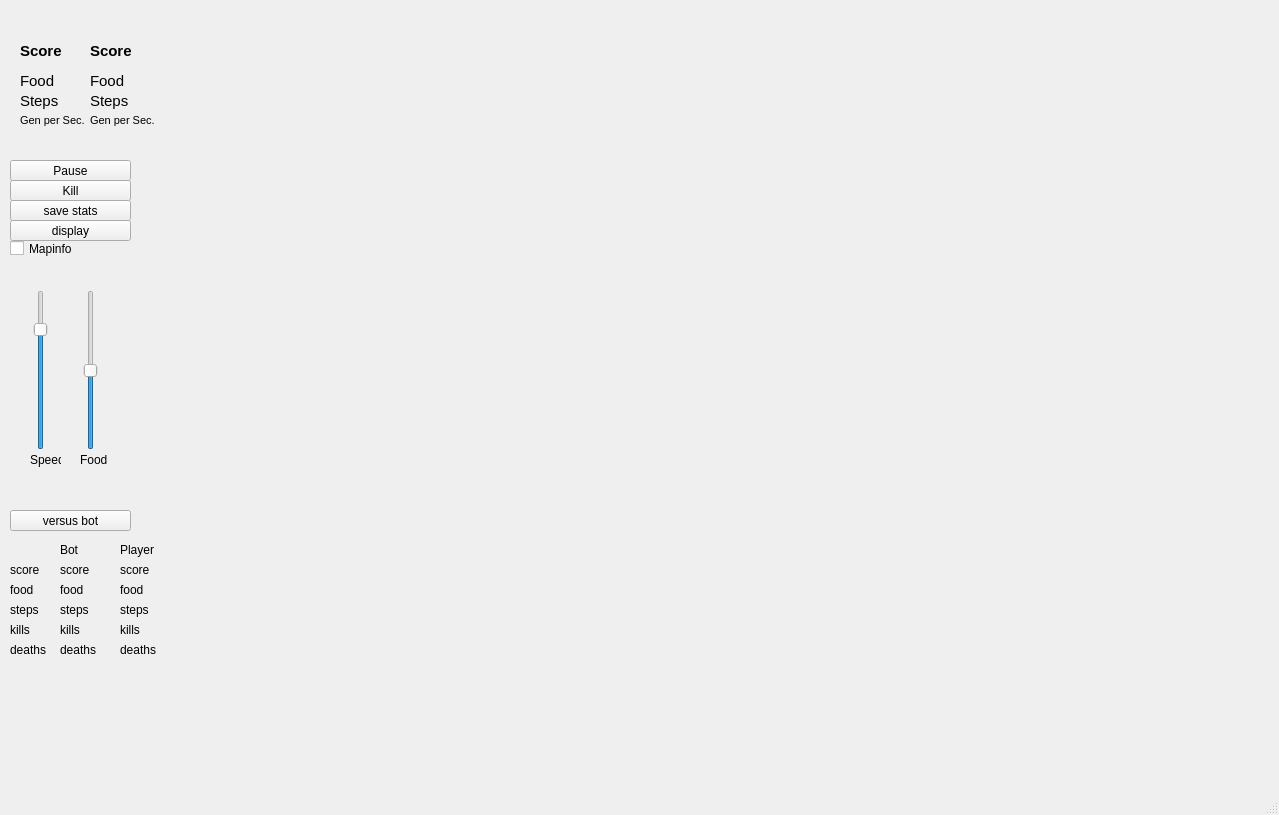
Qt form examples/Snake/snake.ui (KROIA/Neural-net) before a commit.
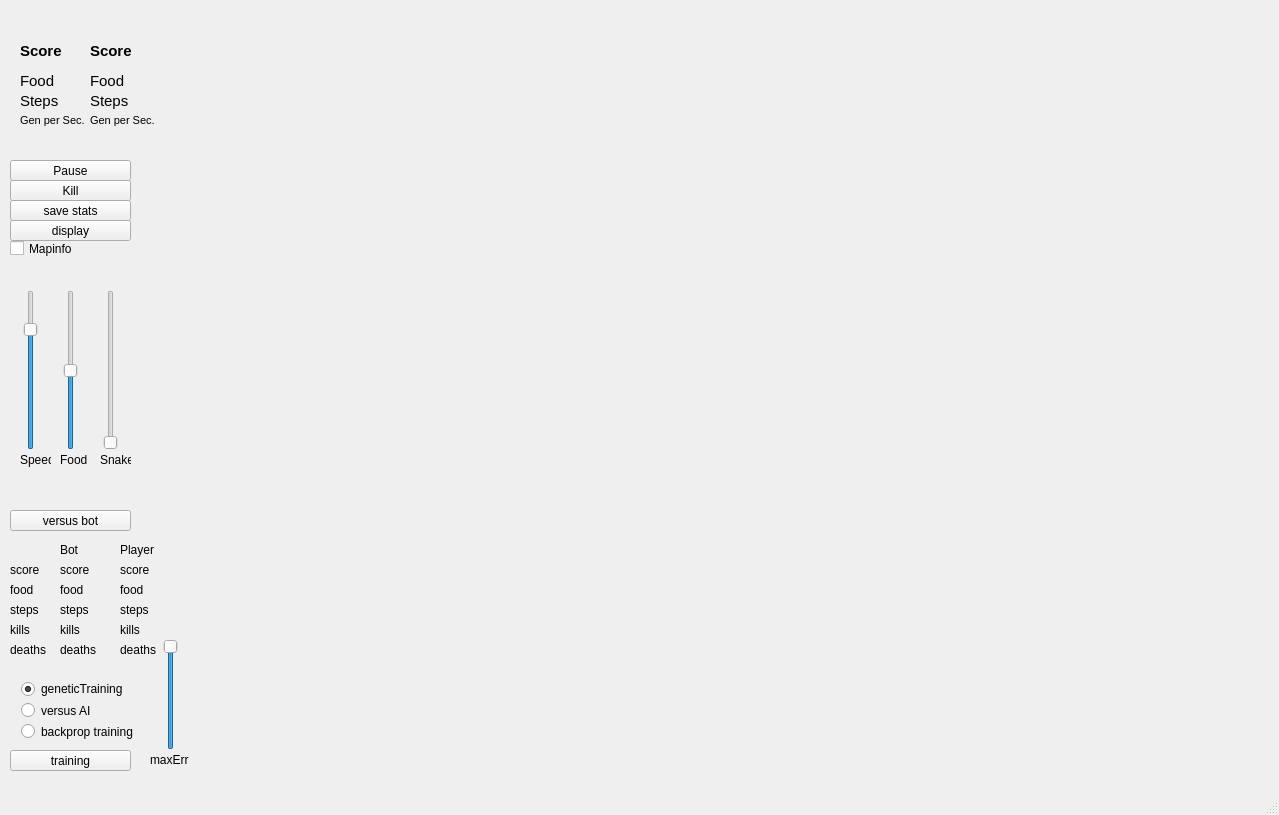
The same form after that commit.

```diff
--- a/examples/Snake/snake.ui
+++ b/examples/Snake/snake.ui
@@ -137,7 +137,7 @@
    <widget class="QSlider" name="speed_slider">
     <property name="geometry">
      <rect>
-      <x>30</x>
+      <x>20</x>
       <y>290</y>
       <width>22</width>
       <height>160</height>
@@ -162,7 +162,7 @@
    <widget class="QLabel" name="label_3">
     <property name="geometry">
      <rect>
-      <x>30</x>
+      <x>20</x>
       <y>450</y>
       <width>31</width>
       <height>20</height>
@@ -175,7 +175,7 @@
    <widget class="QSlider" name="food_slider">
     <property name="geometry">
      <rect>
-      <x>80</x>
+      <x>60</x>
       <y>290</y>
       <width>22</width>
       <height>160</height>
@@ -200,7 +200,7 @@
    <widget class="QLabel" name="label_4">
     <property name="geometry">
      <rect>
-      <x>80</x>
+      <x>60</x>
       <y>450</y>
       <width>31</width>
       <height>20</height>
@@ -567,6 +567,137 @@
      <string>Mapinfo</string>
     </property>
    </widget>
+   <widget class="QWidget" name="verticalLayoutWidget">
+    <property name="geometry">
+     <rect>
+      <x>10</x>
+      <y>670</y>
+      <width>141</width>
+      <height>80</height>
+     </rect>
+    </property>
+    <layout class="QVBoxLayout" name="verticalLayout">
+     <item>
+      <widget class="QRadioButton" name="geneticTraining_radioButton">
+       <property name="text">
+        <string>geneticTraining</string>
+       </property>
+       <property name="checked">
+        <bool>true</bool>
+       </property>
+      </widget>
+     </item>
+     <item>
+      <widget class="QRadioButton" name="versusAI_radioButton">
+       <property name="text">
+        <string>versus AI</string>
+       </property>
+      </widget>
+     </item>
+     <item>
+      <widget class="QRadioButton" name="backpropTraining_radioButton">
+       <property name="text">
+        <string>backprop training</string>
+       </property>
+      </widget>
+     </item>
+    </layout>
+   </widget>
+   <widget class="QPushButton" name="backpropTraining_pushButton">
+    <property name="geometry">
+     <rect>
+      <x>10</x>
+      <y>750</y>
+      <width>121</width>
+      <height>21</height>
+     </rect>
+    </property>
+    <property name="text">
+     <string>training</string>
+    </property>
+   </widget>
+   <widget class="QSlider" name="selectedSnake_slider">
+    <property name="geometry">
+     <rect>
+      <x>100</x>
+      <y>290</y>
+      <width>22</width>
+      <height>160</height>
+     </rect>
+    </property>
+    <property name="minimum">
+     <number>1</number>
+    </property>
+    <property name="maximum">
+     <number>100</number>
+    </property>
+    <property name="singleStep">
+     <number>1</number>
+    </property>
+    <property name="pageStep">
+     <number>1</number>
+    </property>
+    <property name="value">
+     <number>1</number>
+    </property>
+    <property name="orientation">
+     <enum>Qt::Vertical</enum>
+    </property>
+   </widget>
+   <widget class="QLabel" name="label_12">
+    <property name="geometry">
+     <rect>
+      <x>100</x>
+      <y>450</y>
+      <width>31</width>
+      <height>20</height>
+     </rect>
+    </property>
+    <property name="text">
+     <string>Snake</string>
+    </property>
+   </widget>
+   <widget class="QLabel" name="label_13">
+    <property name="geometry">
+     <rect>
+      <x>150</x>
+      <y>750</y>
+      <width>41</width>
+      <height>20</height>
+     </rect>
+    </property>
+    <property name="text">
+     <string>maxErr</string>
+    </property>
+   </widget>
+   <widget class="QSlider" name="maxError_slider">
+    <property name="geometry">
+     <rect>
+      <x>160</x>
+      <y>639</y>
+      <width>22</width>
+      <height>111</height>
+     </rect>
+    </property>
+    <property name="minimum">
+     <number>1</number>
+    </property>
+    <property name="maximum">
+     <number>1000</number>
+    </property>
+    <property name="singleStep">
+     <number>1</number>
+    </property>
+    <property name="pageStep">
+     <number>1</number>
+    </property>
+    <property name="value">
+     <number>1000</number>
+    </property>
+    <property name="orientation">
+     <enum>Qt::Vertical</enum>
+    </property>
+   </widget>
   </widget>
   <widget class="QMenuBar" name="menuBar">
    <property name="geometry">
```
